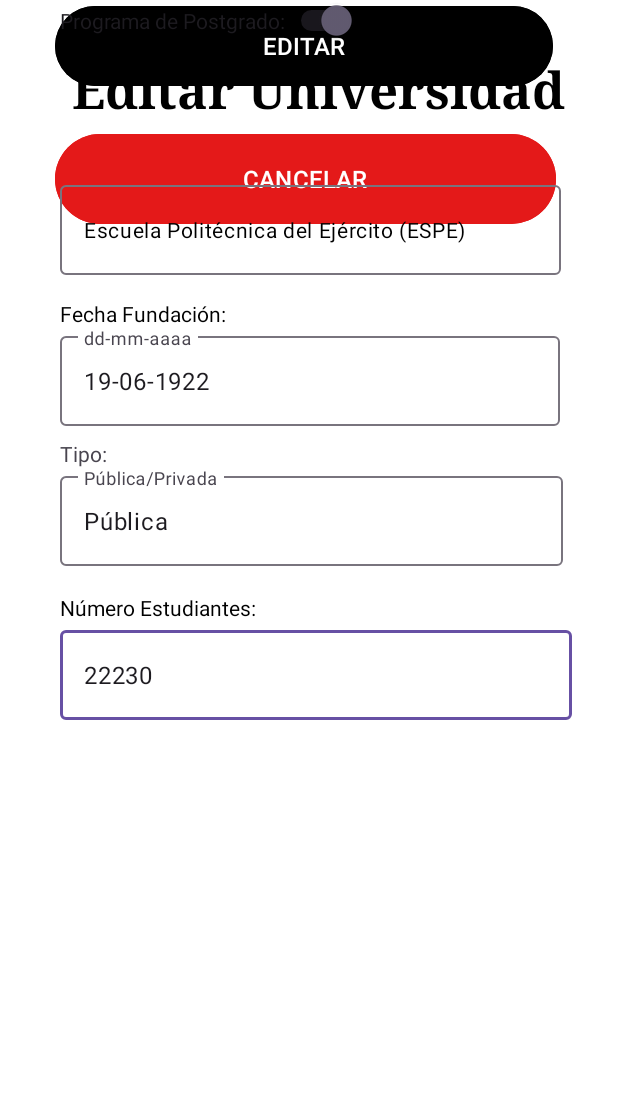
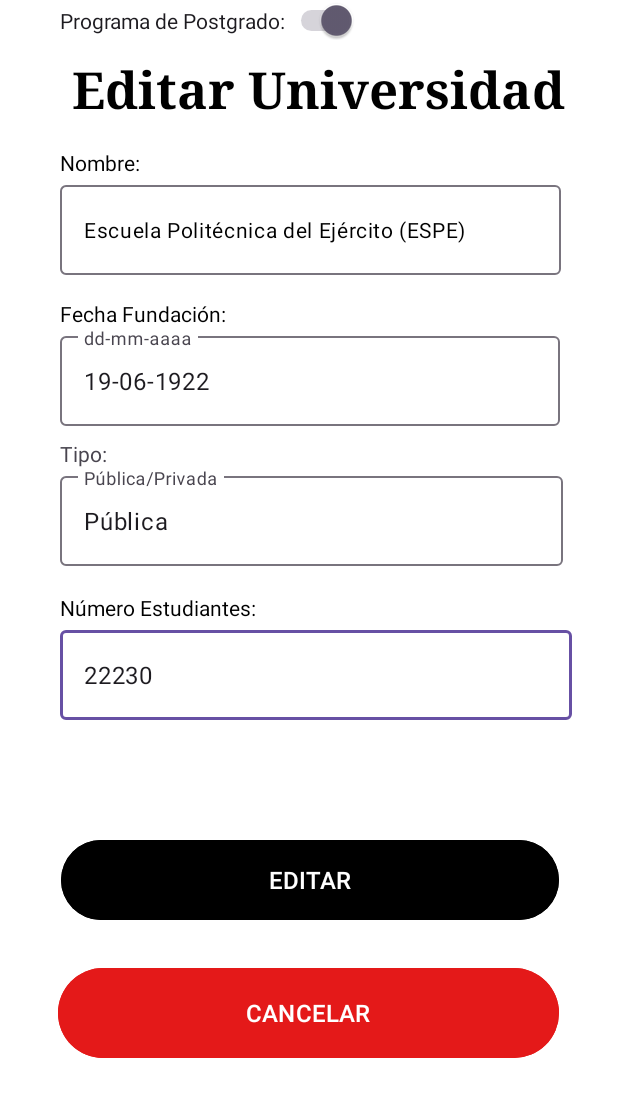
Before and after one commit to EPN-2023B-Moviles-GR1CCA/2023B-mov-gr1cca-herrera-paz-cristopher-josue, an Android app: the EditarU screen opened directly, with no data from a screen before it, on a phone screen of 412 x 824 dp. Shown: the top 1097 px of the screen. Run offline under Robolectric (Android 15) with nearby library versions, the phone set to English and light mode, and no system bars; 1 statement that could not run was skipped.

Commit message:
fix: fix apparence bugs

```diff
--- a/Examen01/app/src/main/res/layout/activity_editar_universidad.xml
+++ b/Examen01/app/src/main/res/layout/activity_editar_universidad.xml
@@ -100,6 +100,7 @@
         android:id="@+id/btn_editarUniversidad"
         android:layout_width="332dp"
         android:layout_height="61dp"
+        android:layout_marginTop="556dp"
         android:backgroundTint="@color/black"
         android:text="EDITAR"
         android:textColor="@color/white"
@@ -108,9 +109,9 @@
         android:textColorLink="@color/design_default_color_secondary_variant"
         android:textSize="16sp"
         app:layout_constraintEnd_toEndOf="parent"
-        app:layout_constraintHorizontal_bias="0.455"
+        app:layout_constraintHorizontal_bias="0.506"
         app:layout_constraintStart_toStartOf="parent"
-        tools:layout_editor_absoluteY="544dp" />
+        app:layout_constraintTop_toTopOf="parent" />
 
     <Button
         android:id="@+id/btn_cancelar_editar"
@@ -124,10 +125,12 @@
         android:textColorHint="@color/black"
         android:textColorLink="@color/design_default_color_secondary_variant"
         android:textSize="16sp"
+        app:layout_constraintBottom_toBottomOf="parent"
         app:layout_constraintEnd_toEndOf="parent"
-        app:layout_constraintHorizontal_bias="0.467"
+        app:layout_constraintHorizontal_bias="0.493"
         app:layout_constraintStart_toStartOf="parent"
-        app:layout_constraintTop_toBottomOf="@+id/btn_editarUniversidad" />
+        app:layout_constraintTop_toBottomOf="@+id/btn_editarUniversidad"
+        app:layout_constraintVertical_bias="0.0" />
 
     <com.google.android.material.textfield.TextInputLayout
         android:id="@+id/textInputLayout2"
--- a/Examen01/app/src/main/res/layout/activity_home_facultades.xml
+++ b/Examen01/app/src/main/res/layout/activity_home_facultades.xml
@@ -73,9 +73,11 @@
         android:textColorHighlight="@color/design_default_color_secondary_variant"
         android:textColorHint="@color/black"
         android:textColorLink="@color/design_default_color_secondary_variant"
+        app:layout_constraintBottom_toBottomOf="parent"
         app:layout_constraintEnd_toEndOf="@+id/btn_crear_new_facultad"
         app:layout_constraintStart_toStartOf="@+id/btn_crear_new_facultad"
-        app:layout_constraintTop_toBottomOf="@+id/btn_crear_new_facultad" />
+        app:layout_constraintTop_toBottomOf="@+id/btn_crear_new_facultad"
+        app:layout_constraintVertical_bias="0.0" />
 
     <TextView
         android:id="@+id/tv_nombreUniversidad"
--- a/Examen01/app/src/main/res/layout/activity_home_universidad.xml
+++ b/Examen01/app/src/main/res/layout/activity_home_universidad.xml
@@ -58,6 +58,7 @@
         android:textColorHighlight="#3F51B5"
         android:textColorLink="@color/white"
         android:textSize="16sp"
+        app:layout_constraintBottom_toBottomOf="parent"
         app:layout_constraintEnd_toEndOf="@+id/scrollView2"
         app:layout_constraintHorizontal_bias="0.375"
         app:layout_constraintStart_toStartOf="@+id/scrollView2"
--- a/Examen01/app/src/main/res/menu/menu.xml
+++ b/Examen01/app/src/main/res/menu/menu.xml
@@ -10,5 +10,5 @@
         android:title="Eliminar" />
     <item
         android:id="@+id/mi_facultades"
-        android:title="Ver mascotas" />
+        android:title="Ver facultades" />
 </menu>
```
Also changed, not shown: Examen01/app/src/main/res/layout/activity_crear_facultad.xml (+5 -3 lines), Examen01/app/src/main/res/layout/activity_crear_universidad.xml (+5 -3 lines), Examen01/app/src/main/res/layout/activity_editar_facultad.xml (+5 -3 lines).
